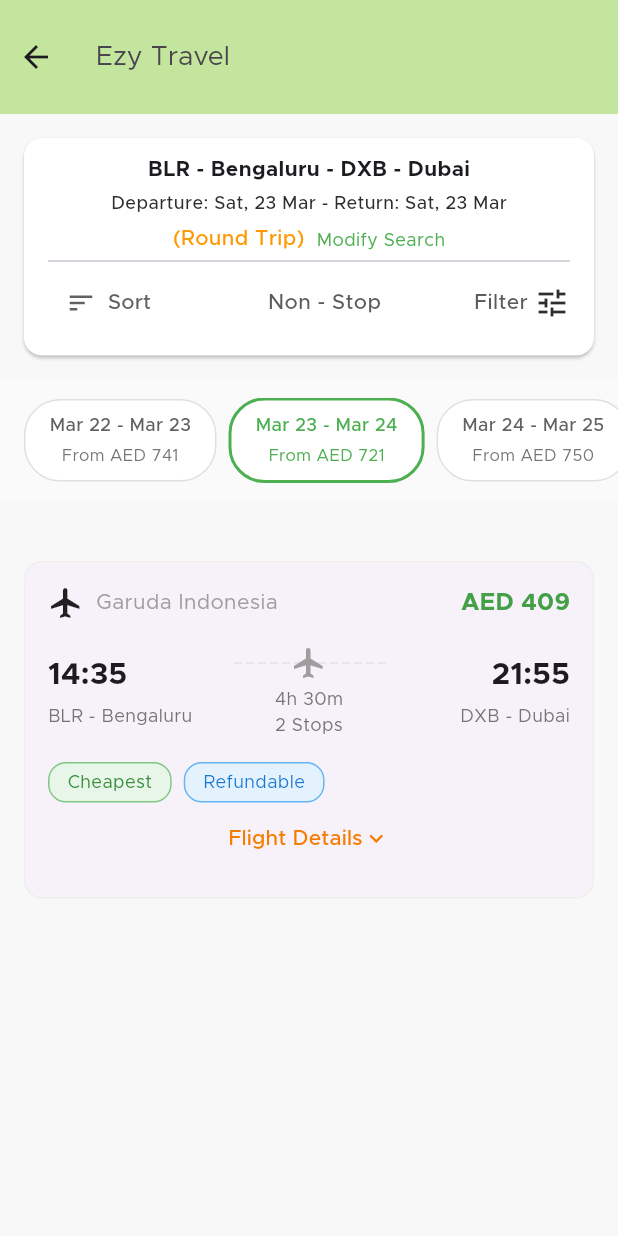
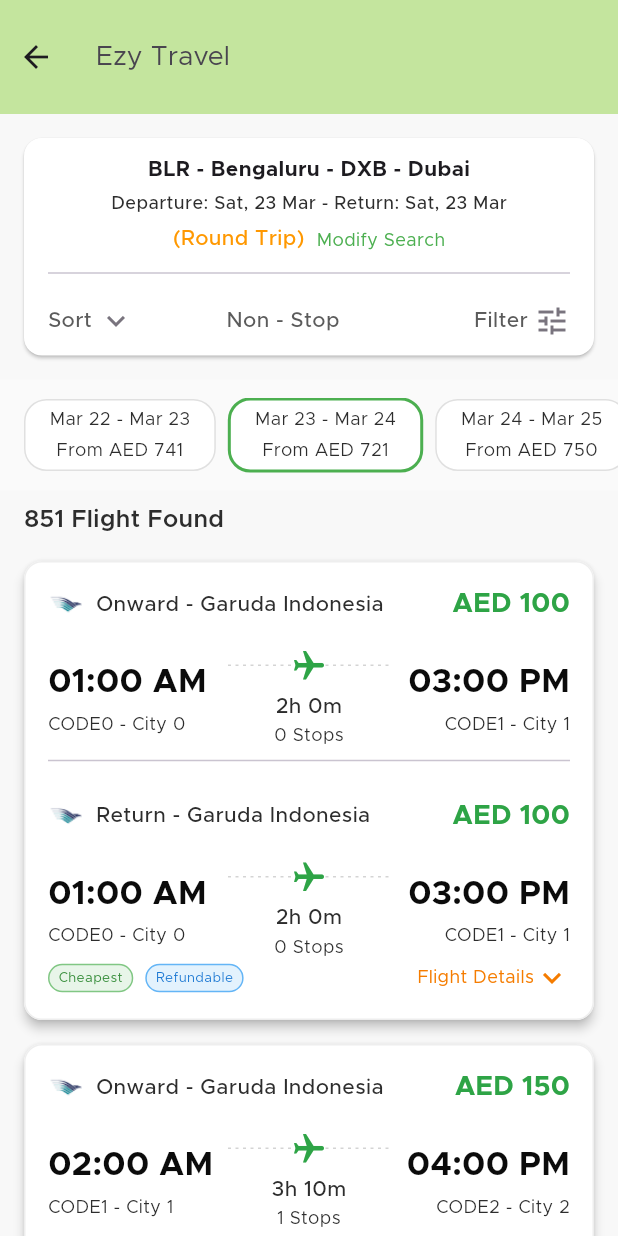
Before and after one commit to AbdoAnany/flight_booking, a Flutter app: the screen it shows after launch, after a tap on "Search Flights", on a phone screen of 412 x 824 dp. Run offline on Flutter 3.47's test engine with Material 3 defaults, Android fonts, the phone set to English and light mode, and no system bars; our stand-ins replace google_fonts, iconsax.

```diff
--- a/lib/core/theme/app_color.dart
+++ b/lib/core/theme/app_color.dart
@@ -13,6 +13,8 @@ class AppColors {
   static const textPrimary = Color(0xFF212121);
   static const grey10 = Color(0xFFD9D9D900);
   static const textSecondary = Color(0xFF49454F);
+  static const black = Color(0xFF0B0B0B);
+  static const green = Color(0xFF2EA446);
   static const textSecondary2 = Color(0xFF5B5B5B);
   static const text = Color(0xFF2D2D2D);
   static const border = Color(0xFF79747E);
--- a/lib/core/theme/app_typography..dart
+++ b/lib/core/theme/app_typography..dart
@@ -16,49 +16,60 @@ class AppTypography {
     fontWeight: FontWeight.w600,
     color: AppColors.textPrimary,
   );
-  static const headline3 =  const TextStyle(
+  static const headline3 = const TextStyle(
     fontSize: 14,
     fontWeight: FontWeight.w700,
   );
+  static const headline4 = TextStyle(
+      fontSize: 18, color: AppColors.green, fontWeight: FontWeight.w700);
+  static const headline5 = TextStyle(
+      fontSize: 22, color: AppColors.black, fontWeight: FontWeight.w700);
 
-  static const bodyText1 =   TextStyle(
+  static const bodyText1 = TextStyle(
     color: Colors.white,
     fontSize: 19,
     fontWeight: FontWeight.w600,
   );
 
-      static const bodyText2 = TextStyle(
-    fontSize: 18,
-    color: AppColors.textSecondary,
-        height: 28
-  );
-      static const bodyText3=  TextStyle(
+  static const bodyText2 =
+      TextStyle(fontSize: 18, color: AppColors.textSecondary, height: 28);
+
+
+  static const bodyText3 = TextStyle(
     fontSize: 16,
     color: AppColors.text,
     fontWeight: FontWeight.w600,
-  );  static const bodyText4=  TextStyle(
+  );
+  static const bodyText4 = TextStyle(
     fontSize: 14,
     height: 1.6,
     color: AppColors.textSecondary2,
     fontWeight: FontWeight.w500,
   );
+  static const bodyText5 = TextStyle(
+    fontSize: 14,
+    height: 1.6,
+    color: AppColors.text,
+    fontWeight: FontWeight.w500,
+  );
   static const caption = TextStyle(
-    fontSize: 12,fontWeight: FontWeight.w600,
+    fontSize: 12, fontWeight: FontWeight.w600,
     // height: 12,
     color: AppColors.white,
   );
 
   static const caption1 = TextStyle(
-    fontSize: 12,fontWeight: FontWeight.w400,
+    fontSize: 12, fontWeight: FontWeight.w400,
     // height: 12,
     color: AppColors.white,
   );
   static const caption2 = TextStyle(
-    fontSize: 12,fontWeight: FontWeight.w400,
+    fontSize: 12, fontWeight: FontWeight.w400,
     // height: 12,
     color: AppColors.text,
-  ); static const caption3 = TextStyle(
-    fontSize: 12,fontWeight: FontWeight.w500,
+  );
+  static const caption3 = TextStyle(
+    fontSize: 12, fontWeight: FontWeight.w500,
     // height: 12,
     color: AppColors.text,
   );
--- a/lib/project/search_result/presentation/pages/FlightSearchScreen.dart
+++ b/lib/project/search_result/presentation/pages/FlightSearchScreen.dart
@@ -40,6 +40,25 @@ class _FlightSearchScreenState extends State<SearchForm>with SingleTickerProvide
       MaterialPageRoute(builder: (context) => const SearchForm()),
     );
   }
+  // Dummy Flight Data
+  final List<FlightDetailsCard> dummyFlights = List.generate(
+    5,
+        (index) => FlightDetailsCard(
+      airlineName: 'Garuda Indonesia',
+      airlineIcon: AppImages.wing,
+      departureTime: '0${index + 1}:00 AM',
+      departureCode: 'CODE$index',
+      departureCity: 'City $index',
+      arrivalTime: '0${index + 3}:00 PM',
+      arrivalCode: 'CODE${index + 1}',
+      arrivalCity: 'City ${index + 1}',
+      duration: '${index + 2}h ${index * 10}m',
+      stops: index,
+      price: 100.0 + (index * 50),
+      tags: index % 2 == 0 ? ['Cheapest', 'Refundable'] : ['Refundable'],
+    ),
+  );
+
   @override
   Widget build(BuildContext context) {
     return Scaffold(
@@ -63,21 +82,16 @@ class _FlightSearchScreenState extends State<SearchForm>with SingleTickerProvide
 
             ),
 
-            SizedBox(height: 32),
-            FlightDetailsCard(
-              airlineName: 'Garuda Indonesia',
-              airlineIcon: 'assets/garuda_logo.png',
-              departureTime: '14:35',
-              departureCode: 'BLR',
-              departureCity: 'Bengaluru',
-              arrivalTime: '21:55',
-              arrivalCode: 'DXB',
-              arrivalCity: 'Dubai',
-              duration: '4h 30m',
-              stops: 2,
-              price: 409,
-              tags: const ['Cheapest', 'Refundable'],
-            )
+
+            Padding(
+              padding: const EdgeInsets.symmetric(horizontal: 16.0, vertical: 8),
+              child: const Text(
+                  '851 Flight Found',
+                  style:AppTypography.bodyText3
+
+              ),
+            ),
+            ...dummyFlights
           ],
         ),
       ),
--- a/lib/project/search_result/presentation/widgets/flight_details_card.dart
+++ b/lib/project/search_result/presentation/widgets/flight_details_card.dart
@@ -1,4 +1,6 @@
 // lib/presentation/widgets/flight_details_card.dart
+import 'package:flight_booking_app/core/theme/app_color.dart';
+import 'package:flight_booking_app/core/theme/app_typography..dart';
 import 'package:flutter/material.dart';
 
 class FlightDetailsCard extends StatelessWidget {
@@ -36,21 +38,23 @@ class FlightDetailsCard extends StatelessWidget {
   @override
   Widget build(BuildContext context) {
     return Card(
-      elevation: 0,
+      elevation: 3,
       margin: const EdgeInsets.symmetric(horizontal: 16, vertical: 8),
+      color: AppColors.white,
       shape: RoundedRectangleBorder(
         borderRadius: BorderRadius.circular(12),
         side: BorderSide(color: Colors.grey.shade200),
       ),
       child: Padding(
-        padding: const EdgeInsets.all(16),
+        padding: const EdgeInsets.symmetric(horizontal: 16,
+            vertical: 16),
         child: Column(
           children: [
             // Flight Header
             Row(
               children: [
                 // Airline Logo
-                Image.network(
+                Image.asset(
                   airlineIcon,
                   width: 24,
                   height: 24,
@@ -62,21 +66,14 @@ class FlightDetailsCard extends StatelessWidget {
                 const SizedBox(width: 8),
                 // Airline Name
                 Text(
-                  airlineName,
-                  style: const TextStyle(
-                    fontSize: 14,
-                    color: Colors.grey,
-                  ),
+                   'Onward - $airlineName',
+                  style: AppTypography.bodyText5
                 ),
                 const Spacer(),
                 // Price
                 Text(
                   'AED ${price.toStringAsFixed(0)}',
-                  style: TextStyle(
-                    fontSize: 16,
-                    fontWeight: FontWeight.bold,
-                    color: Colors.green[600],
-                  ),
+                  style:AppTypography.headline4
                 ),
               ],
             ),
@@ -91,18 +88,14 @@ class FlightDetailsCard extends StatelessWidget {
                     children: [
                       Text(
                         departureTime,
-                        style: const TextStyle(
-                          fontSize: 20,
-                          fontWeight: FontWeight.bold,
-                        ),
+                        style: AppTypography.headline5
                       ),
                       const SizedBox(height: 4),
                       Text(
                         '$departureCode - $departureCity',
-                        style: TextStyle(
-                          fontSize: 12,
-                          color: Colors.grey[600],
-                        ),
+                          style: AppTypography.caption2
+
+
                       ),
                     ],
                   ),
@@ -115,32 +108,29 @@ class FlightDetailsCard extends StatelessWidget {
                         alignment: Alignment.center,
                         children: [
                           Padding(
-                            padding: const EdgeInsets.symmetric(horizontal: 8),
+                            padding: const EdgeInsets.symmetric(horizontal: 4),
                             child: CustomPaint(
                               size: const Size(double.infinity, 2),
                               painter: DashedLinePainter(),
                             ),
                           ),
-                          const Icon(
+                          Transform.rotate(
+                            angle: .5 * 3.14,
+                            child: const Icon(
                               Icons.flight,
-                            color: Colors.grey,
+                              color: AppColors.green,
+                            ),
                           ),
                         ],
                       ),
                       const SizedBox(height: 4),
                       Text(
                         duration,
-                        style: TextStyle(
-                          fontSize: 12,
-                          color: Colors.grey[600],
-                        ),
+                          style: AppTypography.bodyText5
                       ),
                       Text(
                         '$stops Stops',
-                        style: TextStyle(
-                          fontSize: 12,
-                          color: Colors.grey[600],
-                        ),
+                          style: AppTypography.caption2
                       ),
                     ],
                   ),
@@ -152,18 +142,117 @@ class FlightDetailsCard extends StatelessWidget {
                     children: [
                       Text(
                         arrivalTime,
-                        style: const TextStyle(
-                          fontSize: 20,
-                          fontWeight: FontWeight.bold,
-                        ),
+                          style: AppTypography.headline5
                       ),
                       const SizedBox(height: 4),
                       Text(
                         '$arrivalCode - $arrivalCity',
-                        style: TextStyle(
-                          fontSize: 12,
-                          color: Colors.grey[600],
+                          style: AppTypography.caption2
                       ),
+                    ],
+                  ),
+                ),
+              ],
+            ),
+            Divider(),
+            const SizedBox(height: 16),
+            Row(
+              children: [
+                // Airline Logo
+                Image.asset(
+                  airlineIcon,
+                  width: 24,
+                  height: 24,
+                  errorBuilder: (context, error, stackTrace) => const Icon(
+                    Icons.flight,
+                    size: 24,
+                  ),
+                ),
+                const SizedBox(width: 8),
+                // Airline Name
+                Text(
+                    'Return - $airlineName',
+                    style: AppTypography.bodyText5
+                ),
+                const Spacer(),
+                // Price
+                Text(
+                    'AED ${price.toStringAsFixed(0)}',
+                    style:AppTypography.headline4
+                ),
+              ],
+            ),
+            const SizedBox(height: 16),
+            // Flight Details
+            Row(
+              children: [
+                // Departure Info
+                Expanded(
+                  child: Column(
+                    crossAxisAlignment: CrossAxisAlignment.start,
+                    children: [
+                      Text(
+                          departureTime,
+                          style: AppTypography.headline5
+                      ),
+                      const SizedBox(height: 4),
+                      Text(
+                          '$departureCode - $departureCity',
+                          style: AppTypography.caption2
+
+
+                      ),
+                    ],
+                  ),
+                ),
+                // Flight Path
+                Expanded(
+                  child: Column(
+                    children: [
+                      Stack(
+                        alignment: Alignment.center,
+                        children: [
+                          Padding(
+                            padding: const EdgeInsets.symmetric(horizontal: 4),
+                            child: CustomPaint(
+                              size: const Size(double.infinity, 2),
+                              painter: DashedLinePainter(),
+                            ),
+                          ),
+                          Transform.rotate(
+                            angle: .5 * 3.14,
+                            child: const Icon(
+                              Icons.flight,
+                              color: AppColors.green,
+                            ),
+                          ),
+                        ],
+                      ),
+                      const SizedBox(height: 4),
+                      Text(
+                          duration,
+                          style: AppTypography.bodyText5
+                      ),
+                      Text(
+                          '$stops Stops',
+                          style: AppTypography.caption2
+                      ),
+                    ],
+                  ),
+                ),
+                // Arrival Info
+                Expanded(
+                  child: Column(
+                    crossAxisAlignment: CrossAxisAlignment.end,
+                    children: [
+                      Text(
+                          arrivalTime,
+                          style: AppTypography.headline5
+                      ),
+                      const SizedBox(height: 4),
+                      Text(
+                          '$arrivalCode - $arrivalCity',
+                          style: AppTypography.caption2
                       ),
                     ],
                   ),
@@ -171,45 +260,24 @@ class FlightDetailsCard extends StatelessWidget {
               ],
             ),
             if (tags.isNotEmpty) ...[
-              const SizedBox(height: 16),
               // Tags
               Row(
                 children: [
                   ...tags.map((tag) => Padding(
                     padding: const EdgeInsets.only(right: 8),
-                    child: Container(
-                      padding: const EdgeInsets.symmetric(
-                        horizontal: 12,
-                        vertical: 4,
-                      ),
-                      decoration: BoxDecoration(
-                        color: tag == 'Cheapest'
-                            ? Colors.green[50]
-                            : Colors.blue[50],
-                        borderRadius: BorderRadius.circular(12),
-                        border: Border.all(
-                          color: tag == 'Cheapest'
-                              ? Colors.green[300]!
-                              : Colors.blue[300]!,
-                        ),
-                      ),
-                      child: Text(
+                    child: _buildTagChip(
                     tag,
-                        style: TextStyle(
-                          fontSize: 12,
-                          color: tag == 'Cheapest'
-                              ? Colors.green[700]
-                              : Colors.blue[700],
-                        ),
-                      ),
+
+                        tag == 'Cheapest'
+                            ? Colors.green
+                            : Colors.blue
+
                     ),
                   )),
-                ],
-              ),
-            ],
-            // Flight Details Button
-            TextButton(
-              onPressed: () {
+                  Spacer(),
+
+                  InkWell(
+                    onTap: () {
                       // Handle flight details tap
                     },
                     child: Row(
@@ -219,7 +287,7 @@ class FlightDetailsCard extends StatelessWidget {
                           'Flight Details',
                           style: TextStyle(
                             color: Colors.orange[700],
-                      fontSize: 14,
+                            fontSize: 12,
                           ),
                         ),
                         Icon(
@@ -230,10 +298,41 @@ class FlightDetailsCard extends StatelessWidget {
                     ),
                   ),
                 ],
+
+
+              ),
+            ],
+            // Flight Details Button
+
+          ],
         ),
       ),
     );
   }
+}
+
+_buildTagChip(String tag,MaterialColor color) {
+
+  return Container(
+    padding: const EdgeInsets.symmetric(
+      horizontal: 6,
+      vertical: 2,
+    ),
+    decoration: BoxDecoration(
+      color: color[50],
+      borderRadius: BorderRadius.circular(12),
+      border: Border.all(
+        color:color[300]!
+      ),
+    ),
+    child: Text(
+      tag,
+      style: TextStyle(
+        fontSize: 9,
+        color: color[700]
+      ),
+    ),
+  );
 }
 
 // Custom painter for dashed line
@@ -241,17 +340,17 @@ class DashedLinePainter extends CustomPainter {
   @override
   void paint(Canvas canvas, Size size) {
     final paint = Paint()
-      ..color = Colors.grey[300]!
+      ..color = AppColors.gray
       ..strokeWidth = 1;
 
-    const dashWidth = 5;
+    const dashWidth = 2;
     const dashSpace = 3;
     double startX = 0;
 
     while (startX < size.width) {
       canvas.drawLine(
-        Offset(startX, size.height / 2),
-        Offset(startX + dashWidth, size.height / 2),
+        Offset(startX, size.height / 4),
+        Offset(startX + dashWidth, size.height / 4),
         paint,
       );
       startX += dashWidth + dashSpace;
--- a/lib/project/search_result/presentation/widgets/flight_search_header.dart
+++ b/lib/project/search_result/presentation/widgets/flight_search_header.dart
@@ -89,25 +89,24 @@ class _FlightSearchHeaderState extends State<FlightSearchHeader> {
                     ),
                   ],
                 ),
+                SizedBox(height: 8),
                 Divider(height: 8,),
+SizedBox(height: 16),
+                Row(
+                  crossAxisAlignment: CrossAxisAlignment.center,
+                  mainAxisAlignment: MainAxisAlignment.center,
+                  children: [
 
-                Row(
-                  children: [
-                    TextButton.icon(
-                      onPressed: () {
-                        // Handle sort
-                      },
-                      icon: const Icon(Icons.sort, size: 20),
-                      label: const Text('Sort'),
-                      style: TextButton.styleFrom(
-                        foregroundColor: Colors.grey[700],
-                      ),
+                    _buildFilterChip(
+                        'Sort',Icons.keyboard_arrow_down
                     ),
+
                     const Spacer(),
-                    const Text(
-                      'Non - Stop',
-                      style:AppTypography. bodyText4
+
+                    _buildFilterChip(
+                      'Non - Stop',null
                     ),
+
                     const Spacer(),
 
                     _buildFilterChip(
@@ -158,14 +157,16 @@ class _FlightSearchHeaderState extends State<FlightSearchHeader> {
     );
   }
 
-  _buildFilterChip(String label,IconData icon){
+  _buildFilterChip(String label,IconData? icon){
     return Row(
+      crossAxisAlignment: CrossAxisAlignment.center,
+      mainAxisAlignment: MainAxisAlignment.center,
       children: [
 
         Text(label,
           style: AppTypography.bodyText4
         ),SizedBox(width: 4,),
-        Icon(icon,color: AppColors.text,),
+        Icon(icon,color: AppColors.border,),
       ],
     );
   }
@@ -182,33 +183,26 @@ class _FlightSearchHeaderState extends State<FlightSearchHeader> {
       child: Container(
         padding: const EdgeInsets.symmetric(
           horizontal: 16,
-          vertical: 8,
+          vertical: 4,
         ),
         decoration: BoxDecoration(
           border: Border.all(
             color: isSelected ? Colors.green : Colors.grey.shade300,
             width: isSelected ? 2 : 1,
           ),
-          borderRadius: BorderRadius.circular(24),
+          borderRadius: BorderRadius.circular(15),
           color: Colors.white,
         ),
         child: Column(
           children: [
             Text(
               dates,
-              style: TextStyle(
-                color: isSelected ? Colors.green : Colors.grey[700],
-                fontSize: 12,
-                fontWeight: FontWeight.w500,
-              ),
+              style: AppTypography.caption2
             ),
             const SizedBox(height: 4),
             Text(
               price,
-              style: TextStyle(
-                color: isSelected ? Colors.green : Colors.grey[600],
-                fontSize: 11,
-              ),
+                style: AppTypography.caption2
             ),
           ],
         ),
```
Lines whose indentation alone changed are shown as unchanged.
